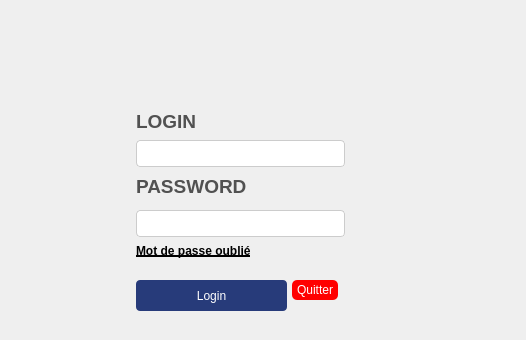
MEHDIHRAIRI/QT_CPP, file mainwindow.ui: the form before one commit; both pictures show x 694 to 1220 and y 0 to 340 of the 1220 by 656 pixel window.
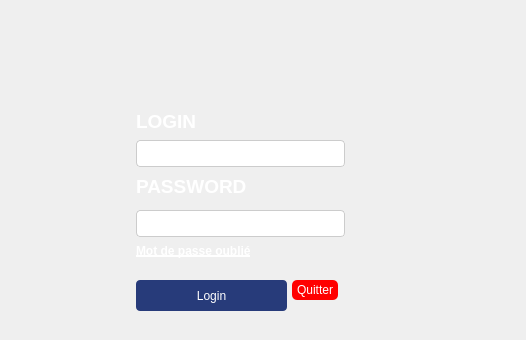
The form after the commit.

```diff
--- a/mainwindow.ui
+++ b/mainwindow.ui
@@ -50,7 +50,7 @@
      </font>
     </property>
     <property name="styleSheet">
-     <string notr="true">color: rgb(81, 81, 81);</string>
+     <string notr="true">color: rgb(255,255,255);</string>
     </property>
     <property name="text">
      <string>LOGIN</string>
@@ -88,7 +88,7 @@
      </font>
     </property>
     <property name="styleSheet">
-     <string notr="true">color: rgb(81, 81, 81);</string>
+     <string notr="true">color: rgb(255,255,255);</string>
     </property>
     <property name="text">
      <string>PASSWORD</string>
@@ -164,7 +164,7 @@
      </font>
     </property>
     <property name="styleSheet">
-     <string notr="true">color: rgb(0, 0, 0);</string>
+     <string notr="true">color: rgb(255,255,255);</string>
     </property>
     <property name="text">
      <string>Mot de passe oublié</string>
```
Left out of the diff: 5 changed lines with no effect on the pictures.
